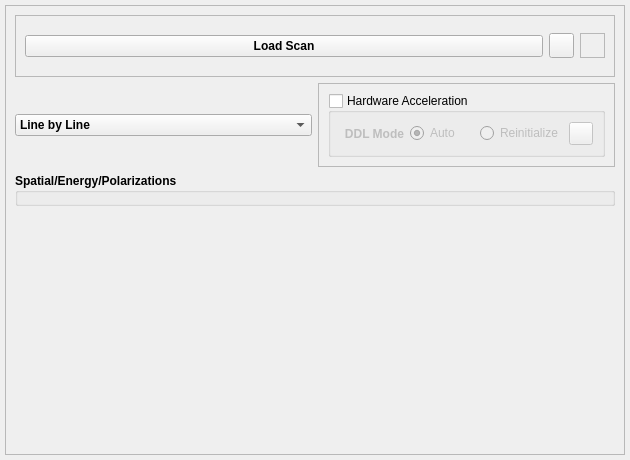
Canadian-Light-Source/pyStxm, file cls/applications/pyStxm/bl_configs/base_scan_plugins/fine_image_scans/fine_image_scans-soft-and-hdw-accel.ui: the form before one commit.
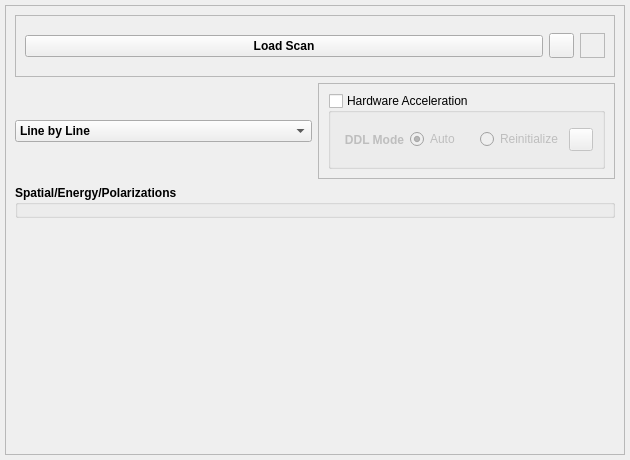
The form after the commit. Icons and pictures are not drawn.

Commit message: soft pxp and lxl implemented and initially tested, enhancements to come in separate branch

```diff
--- a/cls/applications/pyStxm/bl_configs/base_scan_plugins/fine_image_scans/fine_image_scans-soft-and-hdw-accel.ui
+++ b/cls/applications/pyStxm/bl_configs/base_scan_plugins/fine_image_scans/fine_image_scans-soft-and-hdw-accel.ui
@@ -189,7 +189,7 @@
              <property name="minimumSize">
               <size>
                <width>0</width>
-               <height>50</height>
+               <height>76</height>
               </size>
              </property>
              <property name="title">
```
The commit also changes 2 other files.
